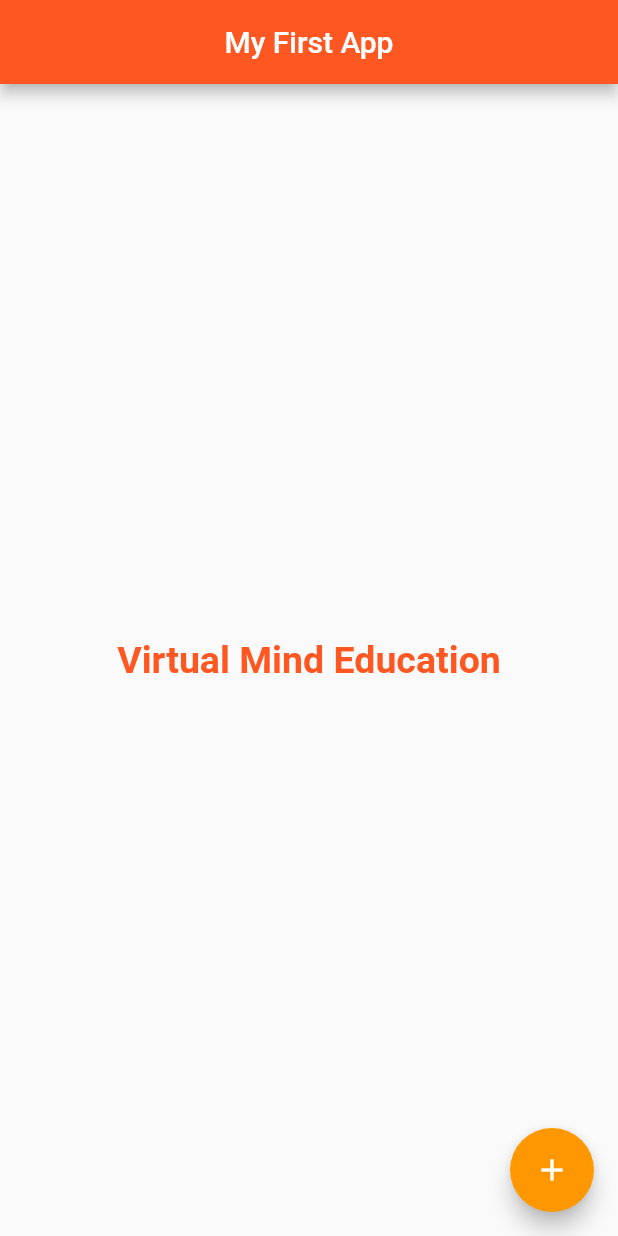
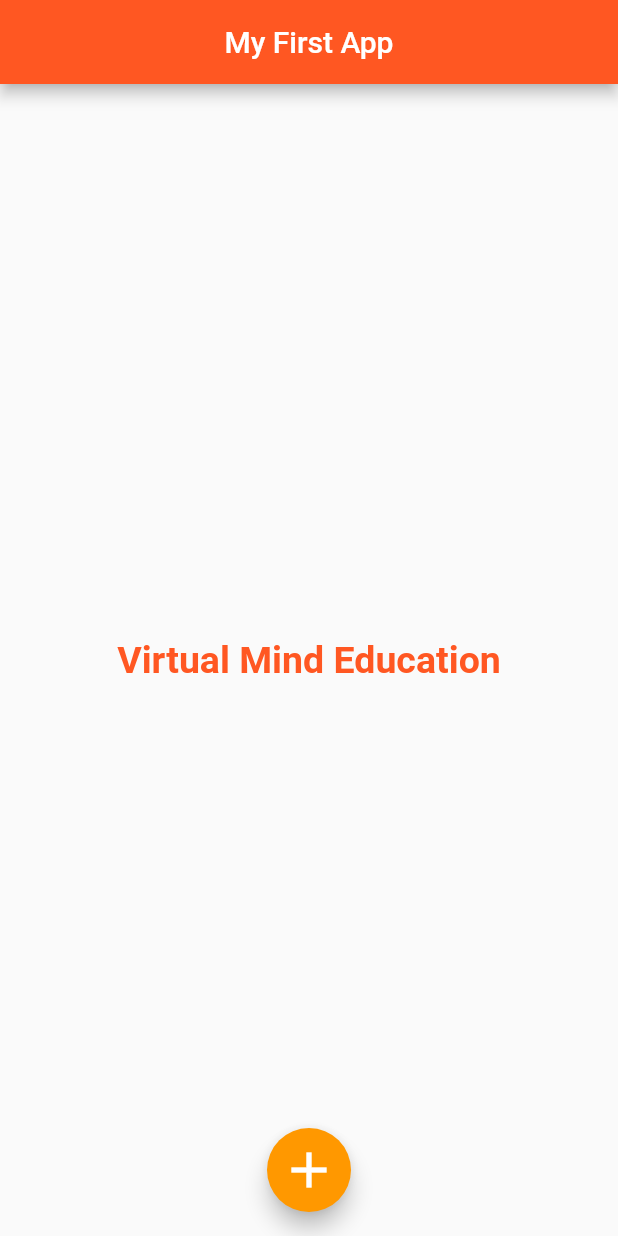
Before and after one commit to vickeyhub/learn-flutter, a Flutter app: the screen it shows after launch, on a phone screen of 412 x 824 dp. Run offline on Flutter 3.47's test engine with Material 2 defaults, Android fonts, the phone set to English and light mode, and no system bars.

Commit message:
move the location of floating actin button to center

```diff
--- a/lib/main.dart
+++ b/lib/main.dart
@@ -29,9 +29,13 @@ class MyApp extends StatelessWidget {
           onPressed: () {
             print("Clicked");
           },
-          child: Icon(Icons.add),
+          child: Icon(
+            Icons.add,
+            size: 40,
+          ),
           backgroundColor: Colors.orange,
         ),
+        floatingActionButtonLocation: FloatingActionButtonLocation.centerFloat,
       ),
     );
   }
```
